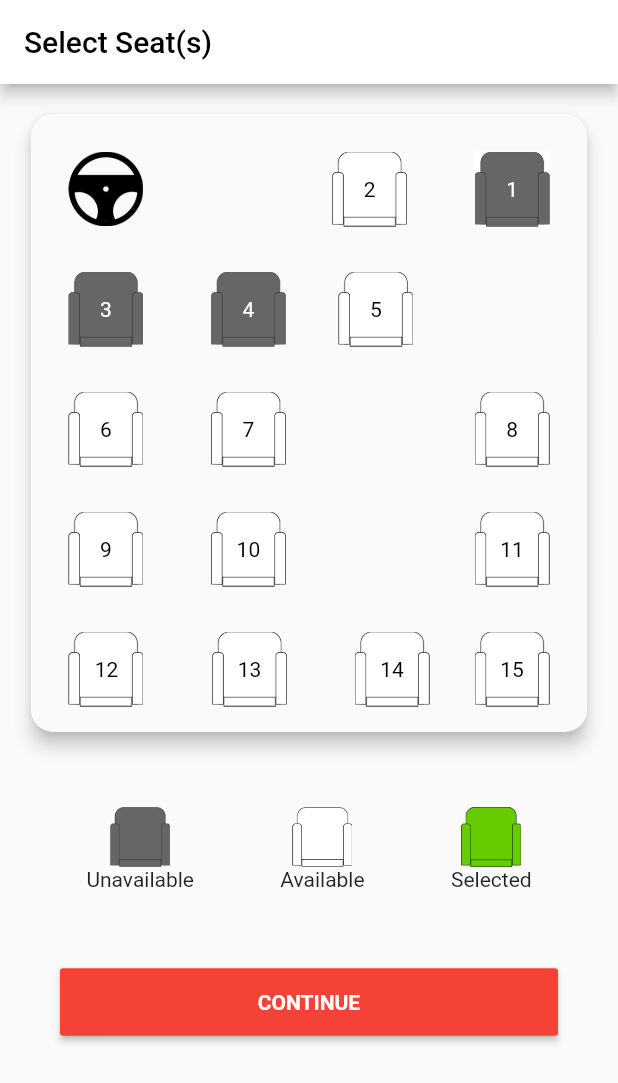
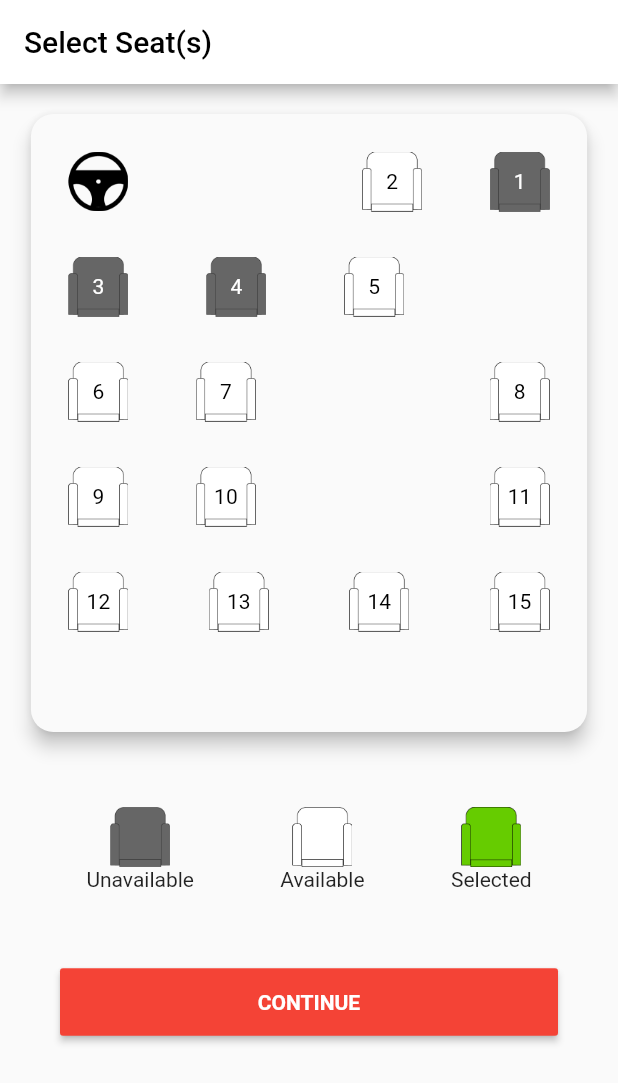
Before and after one commit to Ajaodolapo1301/libmot, a Flutter app: the screen it shows after launch, on a phone screen of 412 x 824 dp. Shown: the top 1083 px of the screen. Run offline on Flutter 3.47's test engine with Material 2 defaults, Android fonts, the phone set to English and light mode, and no system bars; Roboto replaces fonts that are missing (SFPro).

Commit message:
seat pick

```diff
--- a/lib/chairs.dart
+++ b/lib/chairs.dart
@@ -50,8 +50,8 @@ final _scaffoldKey = GlobalKey<ScaffoldState>();
 
 
                               Container(
-                                height: 50,
-                                width: 50,
+                                height: 40,
+                                width: 40,
                                 child: Image.asset("images/steering.png"),
                               ),
 
@@ -79,9 +79,9 @@ final _scaffoldKey = GlobalKey<ScaffoldState>();
                                   children: <Widget>[
                                     Container(
 
-                                        height: 50,
+                                        height: 40,
 
-                                        width: 50,
+                                        width: 40,
                                         child:  appState.chairs[1].available  ?  press(appState.chairs[1].id) :  grey()
                                     ),
 
@@ -120,9 +120,9 @@ final _scaffoldKey = GlobalKey<ScaffoldState>();
                                 child: Stack(
                                   children: <Widget>[
                                     Container(
-                                        height: 50,
-                                        color:  appState.chairs[0].selected ? Colors.green : Colors.white,
-                                        width: 50,
+                                        height: 40,
+
+                                        width: 40,
                                         child:  appState.chairs[0].available ? press(appState.chairs[0].id) : grey( )
                                     ),
 
@@ -139,6 +139,7 @@ final _scaffoldKey = GlobalKey<ScaffoldState>();
                           ),
                           SizedBox(height: 30,),
                           Row(
+                            mainAxisAlignment: MainAxisAlignment.spaceBetween,
                             children: <Widget>[
 
 
@@ -162,8 +163,8 @@ final _scaffoldKey = GlobalKey<ScaffoldState>();
                                 child: Stack(
                                   children: <Widget>[
                                     Container(
-                                        height: 50,
-                                        width: 50,
+                                        height: 40,
+                                        width: 40,
                                         child:  appState.chairs[2].available ? press(appState.chairs[2].id) :   grey( )
                                     ),
 
@@ -175,7 +176,7 @@ final _scaffoldKey = GlobalKey<ScaffoldState>();
                                   ],
                                 ),
                               ),
-                              SizedBox(width: 45,),
+
 
 // SEAT FOUR
                               InkWell(
@@ -197,9 +198,9 @@ final _scaffoldKey = GlobalKey<ScaffoldState>();
                                   children: <Widget>[
                                     Container(
 
-                                        height: 50,
+                                        height: 40,
 
-                                        width: 50,
+                                        width: 40,
                                         child:  appState.chairs[3].available  ?  press(appState.chairs[3].id) :   grey( )
                                     ),
 
@@ -211,7 +212,7 @@ final _scaffoldKey = GlobalKey<ScaffoldState>();
                                   ],
                                 ),
                               ),
-                              SizedBox(width: 35,),
+
 
 
 //Seat FIVE
@@ -234,9 +235,9 @@ final _scaffoldKey = GlobalKey<ScaffoldState>();
                                   children: <Widget>[
                                     Container(
 
-                                        height: 50,
+                                        height: 40,
 
-                                        width: 50,
+                                        width: 40,
                                         child:  appState.chairs[4].available  ?  press(appState.chairs[4].id) :   grey( )
                                     ),
 
@@ -249,13 +250,14 @@ final _scaffoldKey = GlobalKey<ScaffoldState>();
                                 ),
                               ),
 
-
+                              SizedBox(width: 45,),
 
                             ],
                           ),
 
                           SizedBox(height: 30,),
                           Row(
+                            mainAxisAlignment: MainAxisAlignment.spaceBetween,
                             children: <Widget>[
 // SEAT SIX
                               InkWell(
@@ -276,9 +278,9 @@ final _scaffoldKey = GlobalKey<ScaffoldState>();
                                   children: <Widget>[
                                     Container(
 
-                                        height: 50,
+                                        height: 40,
 
-                                        width: 50,
+                                        width: 40,
                                         child:  appState.chairs[5].available  ?  press(appState.chairs[5].id) :   grey( )
                                     ),
 
@@ -312,9 +314,9 @@ final _scaffoldKey = GlobalKey<ScaffoldState>();
                                   children: <Widget>[
                                     Container(
 
-                                        height: 50,
+                                        height: 40,
 
-                                        width: 50,
+                                        width: 40,
                                         child:  appState.chairs[6].available  ?  press(appState.chairs[6].id) :   grey( )
                                     ),
 
@@ -348,9 +350,9 @@ final _scaffoldKey = GlobalKey<ScaffoldState>();
                                   children: <Widget>[
                                     Container(
 
-                                        height: 50,
+                                        height: 40,
 
-                                        width: 50,
+                                        width: 40,
                                         child:  appState.chairs[7].available  ?  press(appState.chairs[7].id) :   grey( )
                                     ),
 
@@ -368,6 +370,7 @@ final _scaffoldKey = GlobalKey<ScaffoldState>();
 
                           SizedBox(height: 30,),
                           Row(
+                            mainAxisAlignment: MainAxisAlignment.spaceBetween,
                             children: <Widget>[
 //   SEAT NINE
                               InkWell(
@@ -389,9 +392,9 @@ final _scaffoldKey = GlobalKey<ScaffoldState>();
                                   children: <Widget>[
                                     Container(
 
-                                        height: 50,
+                                        height: 40,
 
-                                        width: 50,
+                                        width: 40,
                                         child:  appState.chairs[8].available  ?  press(appState.chairs[8].id) :   grey( )
                                     ),
 
@@ -423,9 +426,9 @@ final _scaffoldKey = GlobalKey<ScaffoldState>();
                                   children: <Widget>[
                                     Container(
 
-                                        height: 50,
+                                        height: 40,
 
-                                        width: 50,
+                                        width: 40,
                                         child:  appState.chairs[9].available  ?  press(appState.chairs[9].id) :   grey( )
                                     ),
 
@@ -461,9 +464,9 @@ final _scaffoldKey = GlobalKey<ScaffoldState>();
                                   children: <Widget>[
                                     Container(
 
-                                        height: 50,
+                                        height: 40,
 
-                                        width: 50,
+                                        width: 40,
                                         child:  appState.chairs[10].available  ?  press(appState.chairs[10].id) :   grey( )
                                     ),
 
@@ -482,12 +485,12 @@ final _scaffoldKey = GlobalKey<ScaffoldState>();
 
                           SizedBox(height: 30,),
                           Row(
+                            mainAxisAlignment: MainAxisAlignment.spaceBetween,
                             children: <Widget>[
 
 //  Seat Twelve
 
-                              Expanded(
-                                child: InkWell(
+                              InkWell(
 
                                 onTap: (){
                                   var av =    appState.chairs[11].available;
@@ -506,9 +509,9 @@ final _scaffoldKey = GlobalKey<ScaffoldState>();
                                   children: <Widget>[
                                     Container(
 
-                                          height: 50,
+                                        height: 40,
 
-                                          width: 50,
+                                        width: 40,
                                         child:  appState.chairs[11].available  ?  press(appState.chairs[11].id) :   grey( )
                                     ),
 
@@ -520,8 +523,7 @@ final _scaffoldKey = GlobalKey<ScaffoldState>();
                                   ],
                                 ),
                               ),
-                              ),
-                              SizedBox(width: 45,),
+
 
 //  Seat Thirteen
                               InkWell(
@@ -543,9 +545,9 @@ final _scaffoldKey = GlobalKey<ScaffoldState>();
                                   children: <Widget>[
                                     Container(
 
-                                        height: 50,
+                                        height: 40,
 
-                                        width: 50,
+                                        width: 40,
                                         child:  appState.chairs[12].available  ?  press(appState.chairs[12].id) :   grey( )
                                     ),
 
@@ -557,7 +559,7 @@ final _scaffoldKey = GlobalKey<ScaffoldState>();
                                   ],
                                 ),
                               ),
-                              SizedBox(width: 45,),
+
 //  Seat fourteen
                               InkWell(
 
@@ -578,9 +580,9 @@ final _scaffoldKey = GlobalKey<ScaffoldState>();
                                   children: <Widget>[
                                     Container(
 
-                                        height: 50,
+                                        height: 40,
 
-                                        width: 50,
+                                        width: 40,
                                         child:  appState.chairs[13].available  ?  press(appState.chairs[13].id) :   grey( )
                                     ),
 
@@ -592,7 +594,7 @@ final _scaffoldKey = GlobalKey<ScaffoldState>();
                                   ],
                                 ),
                               ),
-                              SizedBox(width: 30,),
+
 
 
 //  Seat Fifteen
@@ -615,9 +617,9 @@ final _scaffoldKey = GlobalKey<ScaffoldState>();
                                   children: <Widget>[
                                     Container(
 
-                                        height: 50,
+                                        height: 40,
 
-                                        width: 50,
+                                        width: 40,
                                         child:  appState.chairs[14].available  ?  press(appState.chairs[14].id) :   grey( )
                                     ),
 
```
Lines whose indentation alone changed are shown as unchanged.
